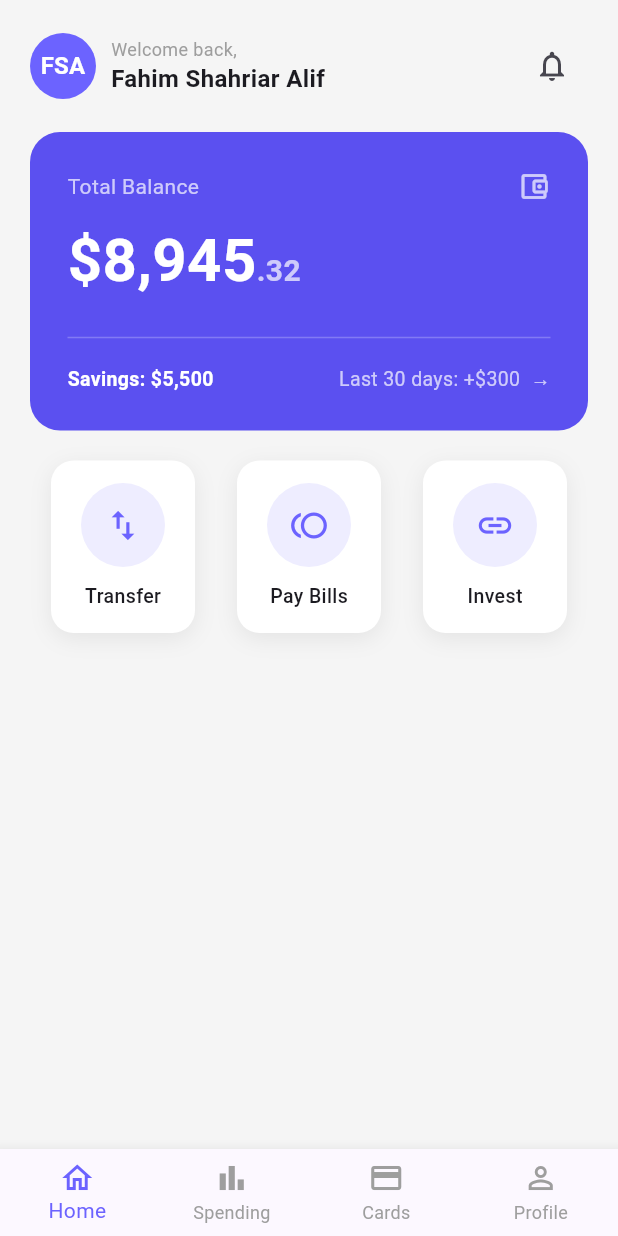
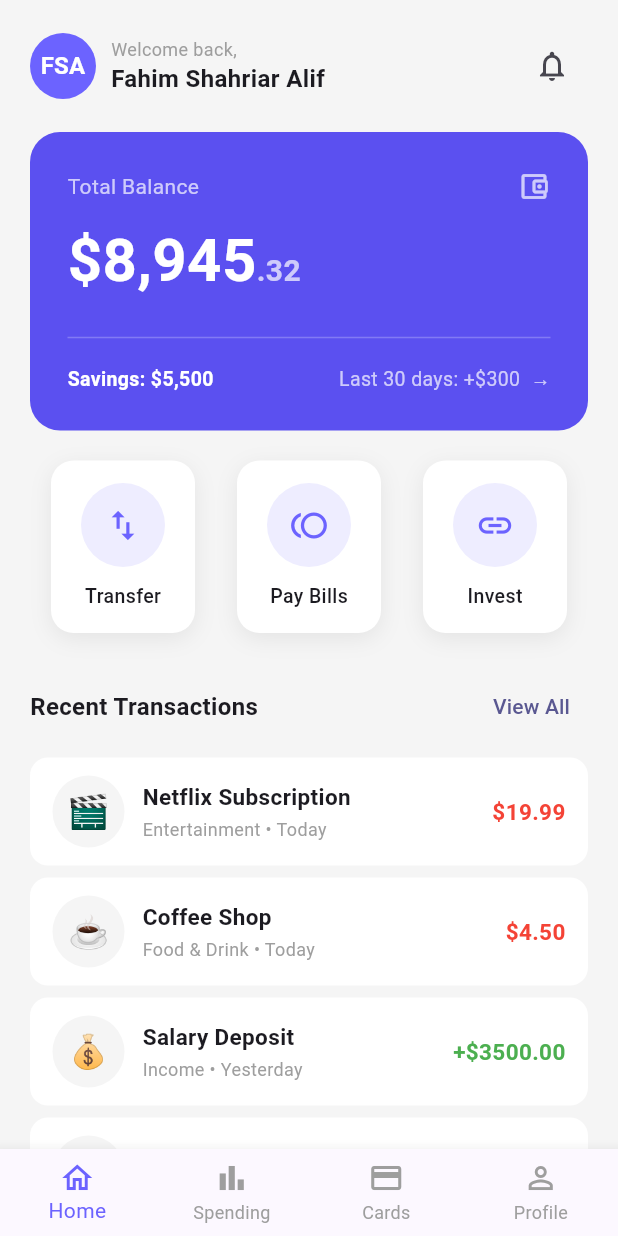
Before and after one commit to fahim-shahriar-alif/assignment-two-flutter_UI-FAHIM_SHAHRIAR_ALIF-2221079, a Flutter app: the screen it shows after launch, on a phone screen of 412 x 824 dp. Run offline on Flutter 3.47's test engine with Material 3 defaults, Android fonts, the phone set to English and light mode, and no system bars.

Commit message:
Completed the home Screen

```diff
--- a/lib/models/transection_model.dart
+++ b/lib/models/transection_model.dart
@@ -2,6 +2,8 @@ class TransactionModel {
   final String id;
   final String title;
   final String category;
+  final String emoji;
+  final String dateLabel;
   final double amount;
   final bool isDebit;
   final DateTime date;
@@ -10,6 +12,8 @@ class TransactionModel {
     required this.id,
     required this.title,
     required this.category,
+    required this.emoji,
+    required this.dateLabel,
     required this.amount,
     required this.isDebit,
     required this.date,
--- a/lib/screens/home_tab.dart
+++ b/lib/screens/home_tab.dart
@@ -1,8 +1,17 @@
 import 'package:flutter/material.dart';
 import '../utility/constant.dart';
+import '../models/transection_model.dart';
 
 class HomeTab extends StatelessWidget {
   const HomeTab({super.key});
+
+  static final List<TransactionModel> _transactions = [
+    TransactionModel(id: '1', title: 'Netflix Subscription', category: 'Entertainment', emoji: '🎬', dateLabel: 'Today',      amount: 19.99,   isDebit: true,  date: DateTime.now()),
+    TransactionModel(id: '2', title: 'Coffee Shop',          category: 'Food & Drink',  emoji: '☕', dateLabel: 'Today',      amount: 4.50,    isDebit: true,  date: DateTime.now()),
+    TransactionModel(id: '3', title: 'Salary Deposit',       category: 'Income',        emoji: '💰', dateLabel: 'Yesterday',  amount: 3500.00, isDebit: false, date: DateTime.now()),
+    TransactionModel(id: '4', title: 'Grocery Store',        category: 'Shopping',      emoji: '🛒', dateLabel: 'Yesterday',  amount: 55.80,   isDebit: true,  date: DateTime.now()),
+    TransactionModel(id: '5', title: 'Amazon Purchase',      category: 'Shopping',      emoji: '🛒', dateLabel: '2 days ago', amount: 120.45,  isDebit: true,  date: DateTime.now()),
+  ];
 
   @override
   Widget build(BuildContext context) {
@@ -19,6 +28,10 @@ class HomeTab extends StatelessWidget {
               _buildBalanceCard(),
               const SizedBox(height: 20.00),
               _buildQuickActions(),
+              const SizedBox(height: 25.00),
+              _buildTransactionsHeader(),
+              const SizedBox(height: 10.00),
+              _buildTransactionsList(),
             ],
           ),
         ),
@@ -82,9 +95,7 @@ class HomeTab extends StatelessWidget {
                   color: Colors.white70, size: 22.00),
             ],
           ),
-
           const SizedBox(height: 10.00),
-
           Row(
             crossAxisAlignment: CrossAxisAlignment.baseline,
             textBaseline: TextBaseline.alphabetic,
@@ -101,11 +112,9 @@ class HomeTab extends StatelessWidget {
                       fontWeight: FontWeight.bold)),
             ],
           ),
-
           const SizedBox(height: 15.00),
           const Divider(color: Colors.white24, thickness: 1.00),
           const SizedBox(height: 10.00),
-
           Row(
             mainAxisAlignment: MainAxisAlignment.spaceBetween,
             children: const [
@@ -126,9 +135,9 @@ class HomeTab extends StatelessWidget {
     return Row(
       mainAxisAlignment: MainAxisAlignment.spaceAround,
       children: [
-        _buildActionButton(Icons.swap_vert,        'Transfer'),
-        _buildActionButton(Icons.toll_outlined,    'Pay Bills'),
-        _buildActionButton(Icons.link,             'Invest'),
+        _buildActionButton(Icons.swap_vert,     'Transfer'),
+        _buildActionButton(Icons.toll_outlined, 'Pay Bills'),
+        _buildActionButton(Icons.link,          'Invest'),
       ],
     );
   }
@@ -155,11 +164,86 @@ class HomeTab extends StatelessWidget {
             child: Icon(icon, color: AppConstant.primaryColor, size: 26.00),
           ),
           const SizedBox(height: 10.00),
-          Text(label, style: const TextStyle(fontSize: 13.00, fontWeight: FontWeight.w500)),
+          Text(label,
+              style: const TextStyle(
+                  fontSize: 13.00, fontWeight: FontWeight.w500)),
         ],
       ),
     );
   }
 
+  Widget _buildTransactionsHeader() {
+    return Row(
+      mainAxisAlignment: MainAxisAlignment.spaceBetween,
+      children: [
+        const Text('Recent Transactions',
+            style: TextStyle(fontWeight: FontWeight.bold, fontSize: 16.00)),
+        TextButton(onPressed: () {}, child: const Text('View All')),
+      ],
+    );
+  }
 
+  Widget _buildTransactionsList() {
+    return ListView.builder(
+      shrinkWrap: true,
+      physics: const NeverScrollableScrollPhysics(),
+      itemCount: _transactions.length,
+      itemBuilder: (context, index) {
+        final TransactionModel t = _transactions[index];
+        return Container(
+          margin: const EdgeInsets.only(bottom: 8.00),
+          padding: const EdgeInsets.symmetric(
+              horizontal: 15.00, vertical: 12.00),
+          decoration: BoxDecoration(
+            color: Colors.white,
+            borderRadius: BorderRadius.circular(12.00),
+          ),
+          child: Row(
+            children: [
+
+              Container(
+                width: 48.00,
+                height: 48.00,
+                decoration: BoxDecoration(
+                  color: Colors.grey.shade100,
+                  shape: BoxShape.circle,
+                ),
+                child: Center(
+                  child: Text(t.emoji,
+                      style: const TextStyle(fontSize: 22.00)),
+                ),
+              ),
+
+              const SizedBox(width: 12.00),
+              Expanded(
+                child: Column(
+                  crossAxisAlignment: CrossAxisAlignment.start,
+                  children: [
+                    Text(t.title,
+                        maxLines: 1,
+                        overflow: TextOverflow.ellipsis,
+                        style: const TextStyle(
+                            fontWeight: FontWeight.bold, fontSize: 15.00)),
+                    const SizedBox(height: 3.00),
+                    Text('${t.category} • ${t.dateLabel}',
+                        style: const TextStyle(
+                            color: Colors.grey, fontSize: 12.00)),
+                  ],
+                ),
+              ),
+
+              Text(
+                '${t.isDebit ? '' : '+'}\$${t.amount.toStringAsFixed(2)}',
+                style: TextStyle(
+                  color: t.isDebit ? Colors.red : Colors.green,
+                  fontWeight: FontWeight.bold,
+                  fontSize: 15.00,
+                ),
+              ),
+            ],
+          ),
+        );
+      },
+    );
+  }
 }
```
